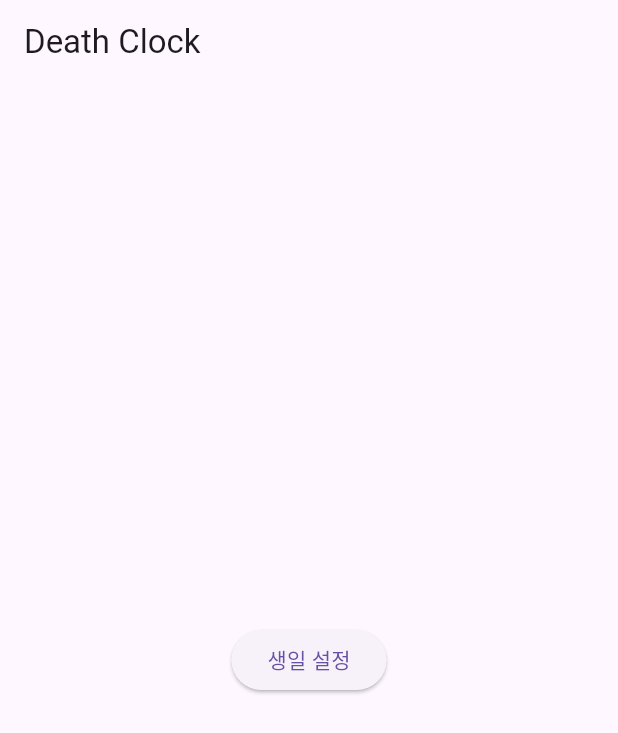
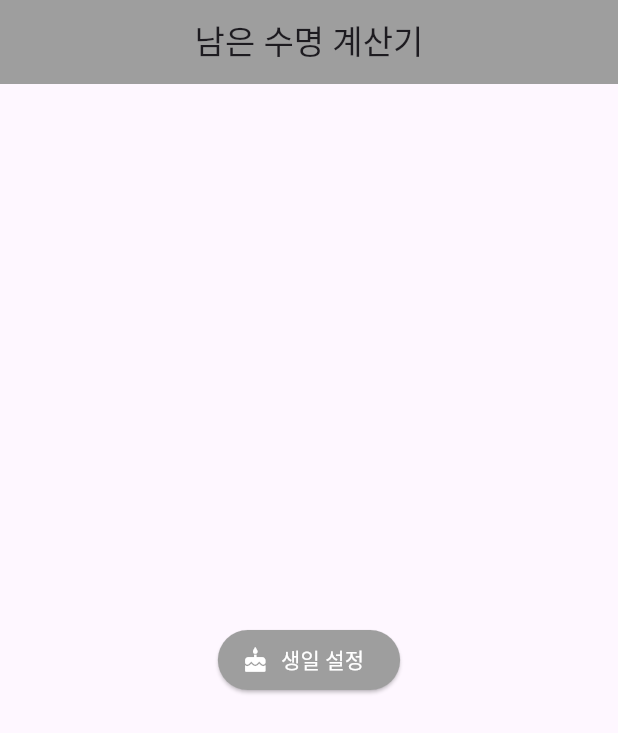
Before and after one commit to wjb127/death_clock, a Flutter app: the screen it shows after launch, on a phone screen of 412 x 824 dp. Shown: the top 733 px of the screen. Run offline on Flutter 3.47's test engine with Material 3 defaults, Android fonts, the phone set to English and light mode, and no system bars.

Commit message:
20240414 UI 수정내역

```diff
--- a/lib/main.dart
+++ b/lib/main.dart
@@ -2,10 +2,14 @@ import 'package:flutter/material.dart';
 import 'package:intl/intl.dart';
 import 'dart:async';
 
+// 앱 실행
 void main() {
   runApp(DeathClockApp());
 }
 
+// 앱 클래스 : stls, 빌드함수 작성하기
+// 1. 타이틀 : 웹에서는 페이지 제목
+// 2. 테마 : 앱 전반적인 색상
 class DeathClockApp extends StatelessWidget {
   @override
   Widget build(BuildContext context) {
@@ -13,7 +17,7 @@ class DeathClockApp extends StatelessWidget {
       debugShowCheckedModeBanner: false,
       title: 'Death Clock',
       theme: ThemeData(
-        primarySwatch: Colors.blue,
+        primarySwatch: Colors.grey,
       ),
       home: DeathClockPage(),
     );
@@ -43,22 +47,33 @@ class _DeathClockPageState extends State<DeathClockPage> {
   }
 
   void _startTimer() {
-    _timer = Timer.periodic(Duration(seconds: 1), (Timer t) => _updateTimeLeft());
+    _timer =
+        Timer.periodic(Duration(seconds: 1), (Timer t) => _updateTimeLeft());
   }
 
+  //
   @override
   Widget build(BuildContext context) {
     return Scaffold(
       appBar: AppBar(
-        title: Text('Death Clock'),
+        title: Text('남은 수명 계산기'),
+        centerTitle: true,
+        backgroundColor: Colors.grey,
       ),
       body: Center(
         child: Column(
           mainAxisAlignment: MainAxisAlignment.center,
           children: <Widget>[
-            ElevatedButton(
+            ElevatedButton.icon(
               onPressed: () => _selectDate(context),
-              child: Text('생일 설정'),
+              icon: Icon(Icons.cake),
+              label: Text('생일 설정'),
+              style: ButtonStyle(
+                backgroundColor:
+                    MaterialStateProperty.all(Colors.grey), // 버튼 배경색 설정
+                foregroundColor:
+                    MaterialStateProperty.all(Colors.white), // 버튼 텍스트 색상 설정
+              ),
             ),
             if (_birthday != null)
               Text('당신의 생일: ${DateFormat('yyyy-MM-dd').format(_birthday!)}'),
@@ -91,12 +106,12 @@ class _DeathClockPageState extends State<DeathClockPage> {
     }
 
     final now = DateTime.now();
-  final lifeExpectancy = DateTime(_birthday!.year + 80, _birthday!.month, _birthday!.day);
+    final lifeExpectancy =
+        DateTime(_birthday!.year + 80, _birthday!.month, _birthday!.day);
     setState(() {
       _timeLeft = lifeExpectancy.difference(now);
     });
   }
-
 
   String _formatDuration(Duration duration) {
     String twoDigits(int n) => n.toString().padLeft(2, '0');
```
Also changed, not shown: 1 other file. Lines whose indentation alone changed are shown as unchanged.
